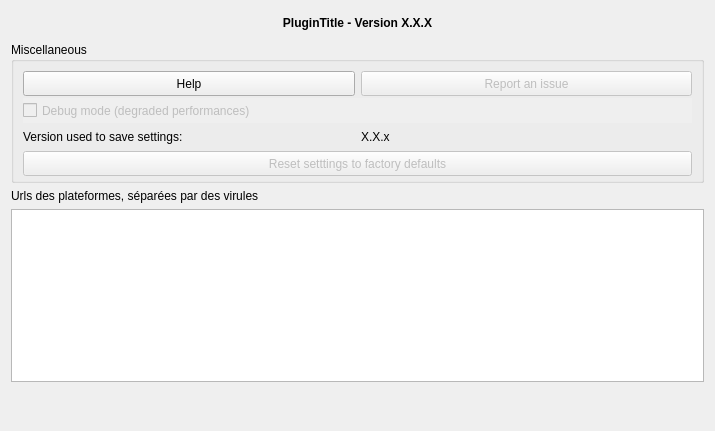
geo2france/idg-qgis-plugin, file plugin/idg/gui/dlg_settings.ui: the form before one commit.
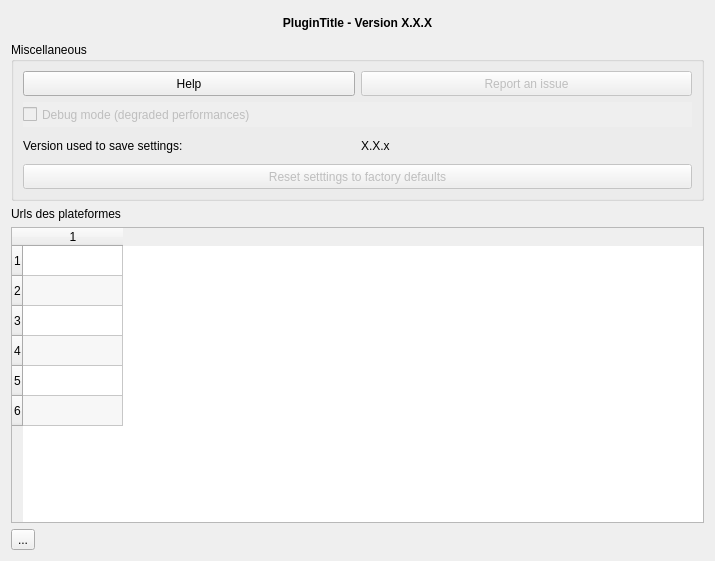
The form after the commit.

Commit message: add url widget in parameters dlg

The edit to the form file:
```diff
--- a/plugin/idg/gui/dlg_settings.ui
+++ b/plugin/idg/gui/dlg_settings.ui
@@ -7,7 +7,7 @@
     <x>0</x>
     <y>0</y>
     <width>715</width>
-    <height>431</height>
+    <height>561</height>
    </rect>
   </property>
   <property name="windowTitle">
@@ -240,25 +240,45 @@
    <item>
     <widget class="QLabel" name="label">
      <property name="text">
-      <string>Urls des plateformes, séparées par des virules</string>
+      <string>Urls des plateformes</string>
      </property>
     </widget>
    </item>
    <item>
-    <widget class="QTextEdit" name="idgs_list"/>
+    <widget class="QTableWidget" name="idgs_list">
+     <property name="lineWidth">
+      <number>1</number>
+     </property>
+     <property name="midLineWidth">
+      <number>-4</number>
+     </property>
+     <property name="sizeAdjustPolicy">
+      <enum>QAbstractScrollArea::AdjustIgnored</enum>
+     </property>
+     <property name="alternatingRowColors">
+      <bool>true</bool>
+     </property>
+     <property name="rowCount">
+      <number>6</number>
+     </property>
+     <property name="columnCount">
+      <number>1</number>
+     </property>
+     <row/>
+     <row/>
+     <row/>
+     <row/>
+     <row/>
+     <row/>
+     <column/>
+    </widget>
    </item>
    <item>
-    <spacer name="verticalSpacer">
-     <property name="orientation">
-      <enum>Qt::Vertical</enum>
+    <widget class="QToolButton" name="btn_addrow">
+     <property name="text">
+      <string extracomment="Add row">...</string>
      </property>
-     <property name="sizeHint" stdset="0">
-      <size>
-       <width>20</width>
-       <height>56</height>
-      </size>
-     </property>
-    </spacer>
+    </widget>
    </item>
   </layout>
  </widget>
```
The commit also changes 1 other file.
